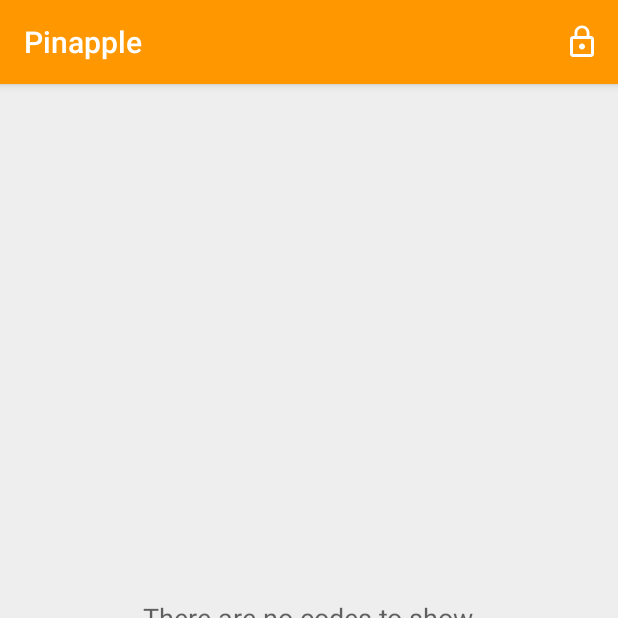
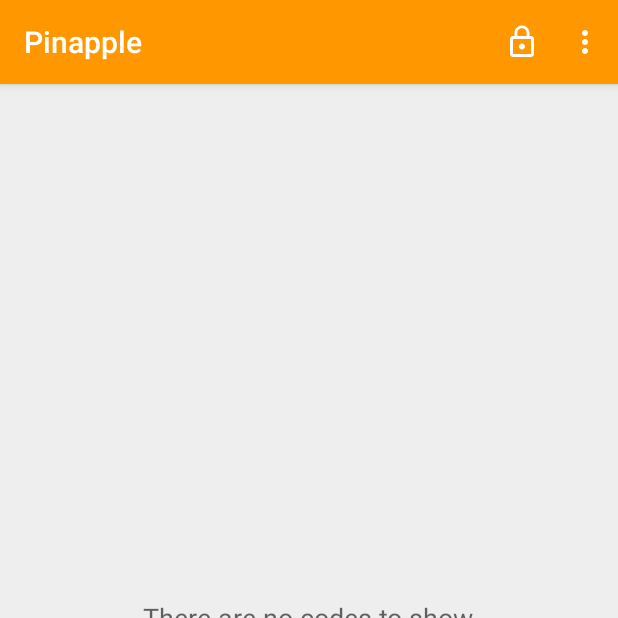
Before and after one commit to oscarb/pinapple, an Android app: the MainActivity screen opened directly, with no data from a screen before it, on a phone screen of 412 x 824 dp, the top half of it. Run offline under Robolectric (Android 15) with nearby library versions, the phone set to English and light mode, and no system bars; our stand-ins replace data binding; libraries missing offline, so code that uses them is left out: com.activeandroid, com.activeandroid.annotation, com.activeandroid.query; 3 statements that could not run were skipped.

Commit message:
archive (#30)
* Add listener on codes
* Add context menu test
* Add onLongClickListener within ViewHolder
* Archive codes from contextual menu
* Restore checkbox state for showing archived codes after rotation
* Refactor

```diff
--- /dev/null
+++ b/app/src/main/res/menu/menu_code_context.xml
@@ -0,0 +1,8 @@
+<menu xmlns:android="http://schemas.android.com/apk/res/android"
+    xmlns:app="http://schemas.android.com/apk/res-auto"
+    xmlns:tools="http://schemas.android.com/tools"
+    tools:context="se.oscarb.pinapple.MainActivity">
+    <item
+        android:id="@+id/action_archive"
+        android:title="Archive" />
+</menu>
--- a/app/src/main/res/menu/menu_main.xml
+++ b/app/src/main/res/menu/menu_main.xml
@@ -8,4 +8,10 @@
         android:orderInCategory="200"
         android:title="@string/lock"
         app:showAsAction="ifRoom" />
+
+    <item
+        android:id="@+id/action_show_archived"
+        android:checkable="true"
+        android:title="Show archived"
+        app:showAsAction="never" />
 </menu>
--- a/app/src/main/res/values/colors.xml
+++ b/app/src/main/res/values/colors.xml
@@ -9,4 +9,5 @@
     <color name="colorIcons">#212121</color>
     <color name="colorDivider">#B6B6B6</color>
     <color name="colorActivityBackground">#EEEEEE</color> <!-- E6E6E6 -->
+    <color name="colorArchivedCardBackground">#e3e3e3</color>
 </resources>
--- a/app/src/main/res/values/strings.xml
+++ b/app/src/main/res/values/strings.xml
@@ -18,4 +18,5 @@
     <string name="code_added">Code added</string>
     <string name="code_removed">Removed code</string>
     <string name="empty_state_message">There are no codes to show</string>
+    <string name="code_archived">Code archived</string>
 </resources>
```
Also changed, not shown: app/src/main/java/se/oscarb/pinapple/Code.java (+17 -2 lines), app/src/main/java/se/oscarb/pinapple/CodeAdapter.java (+34 -9 lines), app/src/main/java/se/oscarb/pinapple/MainActivity.java (+75 -12 lines), 1 other file.
